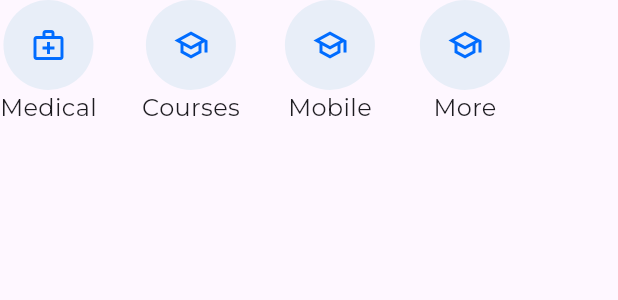
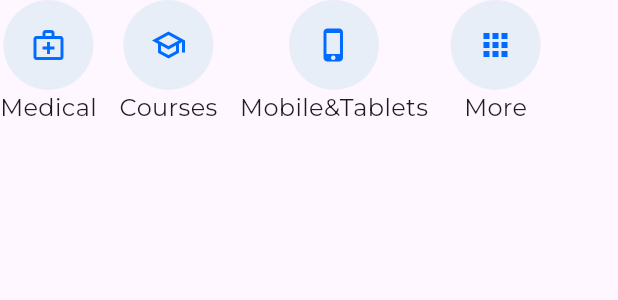
Before and after one commit to 3khaled3/snapDealsApp_readMe, a Flutter app: the CategoriesAvatar widget shown alone on an empty page, opened directly, on a phone screen of 412 x 824 dp. Shown: the top 300 px of the screen. Run offline on Flutter 3.47's test engine with Material 3 defaults, Android fonts, the phone set to English and light mode, and no system bars; our stand-ins replace bloc, cloud_firestore, dartz, eva_icons_flutter, firebase_auth, firebase_database and 4 more; accounts and stored records are empty.

Commit message:
edit view products and courses

```diff
--- a/lib/app/home_feature/view/pages/courses.dart
+++ b/lib/app/home_feature/view/pages/courses.dart
@@ -5,7 +5,11 @@ import 'package:snap_deals/app/home_feature/view/widgets/products_header.dart';
 import 'package:snap_deals/core/extensions/context_extension.dart';
 import 'package:snap_deals/core/extensions/sized_box_extension.dart';
 
-class CoursesViewArgs {}
+class CoursesViewArgs {
+  final String title;
+
+  CoursesViewArgs({required this.title});
+}
 
 class CoursesView extends StatelessWidget {
   const CoursesView({super.key, this.args});
@@ -20,8 +24,8 @@ class CoursesView extends StatelessWidget {
             const EdgeInsets.only(top: 60, left: 11, right: 11, bottom: 20),
         child: Column(
           children: [
-            const ProductsHeader(
-              title: 'Available Courses',
+            ProductsHeader(
+              title: args!.title,
             ),
             17.ph,
             CustomTextFormField(
--- a/lib/app/home_feature/view/pages/products.dart
+++ b/lib/app/home_feature/view/pages/products.dart
@@ -6,7 +6,11 @@ import 'package:snap_deals/app/home_feature/view/widgets/products_header.dart';
 import 'package:snap_deals/core/extensions/context_extension.dart';
 import 'package:snap_deals/core/extensions/sized_box_extension.dart';
 
-class ProductsViewArgs {}
+class ProductsViewArgs {
+  final String title;
+
+  ProductsViewArgs({required this.title});
+}
 
 class ProductsView extends StatelessWidget {
   const ProductsView({super.key, this.args});
@@ -21,8 +25,8 @@ class ProductsView extends StatelessWidget {
             const EdgeInsets.only(top: 60, left: 11, right: 11, bottom: 20),
         child: Column(
           children: [
-            const ProductsHeader(
-              title: 'Available Products',
+            ProductsHeader(
+              title: args!.title,
             ),
             17.ph,
             CustomTextFormField(
--- a/lib/app/home_feature/view/widgets/categories_avatar.dart
+++ b/lib/app/home_feature/view/widgets/categories_avatar.dart
@@ -13,32 +13,47 @@ class CategoriesAvatar extends StatefulWidget {
 }
 
 class _CategoriesAvatarState extends State<CategoriesAvatar> {
-  @override
-  Widget build(BuildContext context) {
-    List<String> categories = [
+  bool isMore = false;
+
+  // Original categories and icons
+  final List<String> originalCategories = [
     'Medical',
     'Courses',
-      'Mobile',
+    'Mobile&Tablets',
     'More',
-      'Mobile',
-      'Mobile',
+    'Drawing tools',
+    'Engineering tools',
     'less'
   ];
 
-    List<IconData> categoriesIcons = [
+  final List<IconData> originalIcons = [
     Icons.medical_services_outlined,
     Icons.school_outlined,
+    Icons.phone_iphone_outlined,
+    Icons.apps_outlined,
     Icons.school_outlined,
-      Icons.school_outlined,
-      Icons.school_outlined,
-      Icons.phone_iphone_outlined,
+    Icons.engineering_outlined,
     Icons.apps_outlined
   ];
-    bool isMore = false;
+
+  // Mutable lists to change dynamically
+  List<String> categories = [];
+  List<IconData> categoriesIcons = [];
+
+  @override
+  void initState() {
+    super.initState();
+    // Initialize with original values
+    categories = List.from(originalCategories);
+    categoriesIcons = List.from(originalIcons);
+  }
+
+  @override
+  Widget build(BuildContext context) {
     return StatefulBuilder(builder: (context, setState) {
       return Wrap(
         runSpacing: 20,
-        spacing: 30,
+        spacing: 15,
         children: List.generate(isMore ? categories.length : 4, (index) {
           return Column(
             children: [
@@ -48,14 +63,25 @@ class _CategoriesAvatarState extends State<CategoriesAvatar> {
                       categories[index] == "less") {
                     setState(() {
                       isMore = !isMore;
+                      if (categories[index] == "More") {
+                        // Change "More" to "Electronic" and update the icon
+                        categories[index] = "Electronic";
+                        categoriesIcons[index] = Icons.computer_outlined;
+                      } else if (categories[index] == "less") {
+                        // Restore to original categories and icons
+                        categories = List.from(originalCategories);
+                        categoriesIcons = List.from(originalIcons);
+                      }
                     });
                     return;
                   }
                   if (categories[index] == "Courses") {
-                    GoRouter.of(context).push(CoursesView.routeName);
+                    GoRouter.of(context).push(CoursesView.routeName,
+                        extra: CoursesViewArgs(title: categories[index]));
                     return;
                   }
-                  GoRouter.of(context).push(ProductsView.routeName);
+                  GoRouter.of(context).push(ProductsView.routeName,
+                      extra: ProductsViewArgs(title: categories[index]));
                 },
                 child: SizedBox(
                   height: 60,
```
Lines whose indentation alone changed are shown as unchanged.
